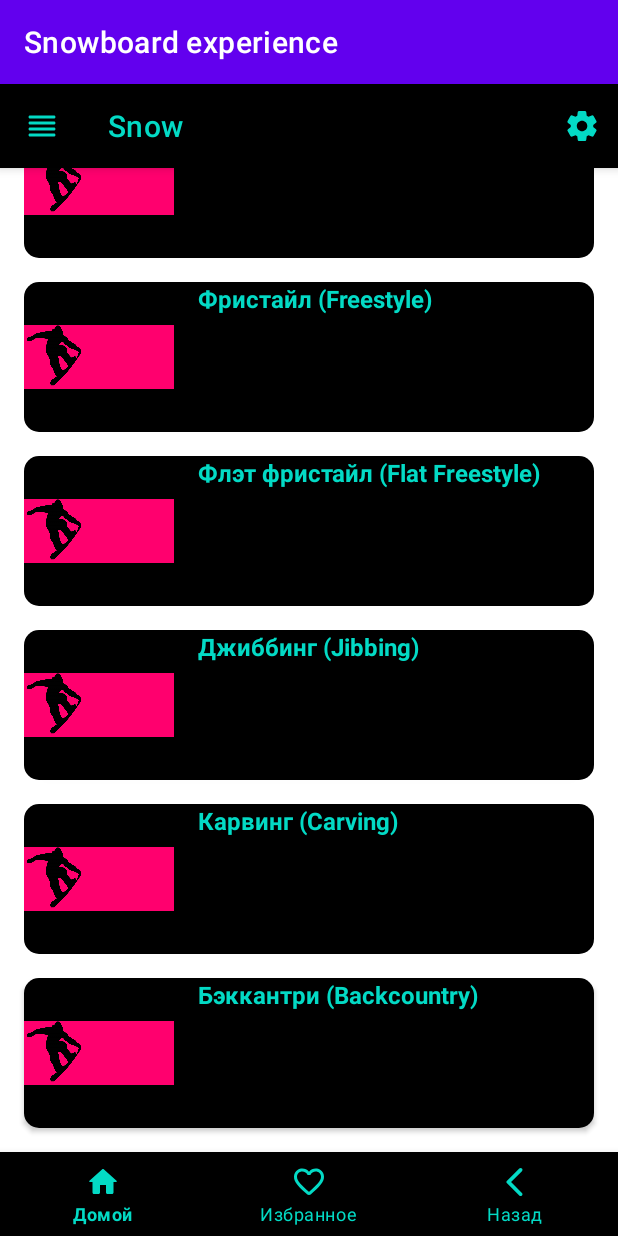
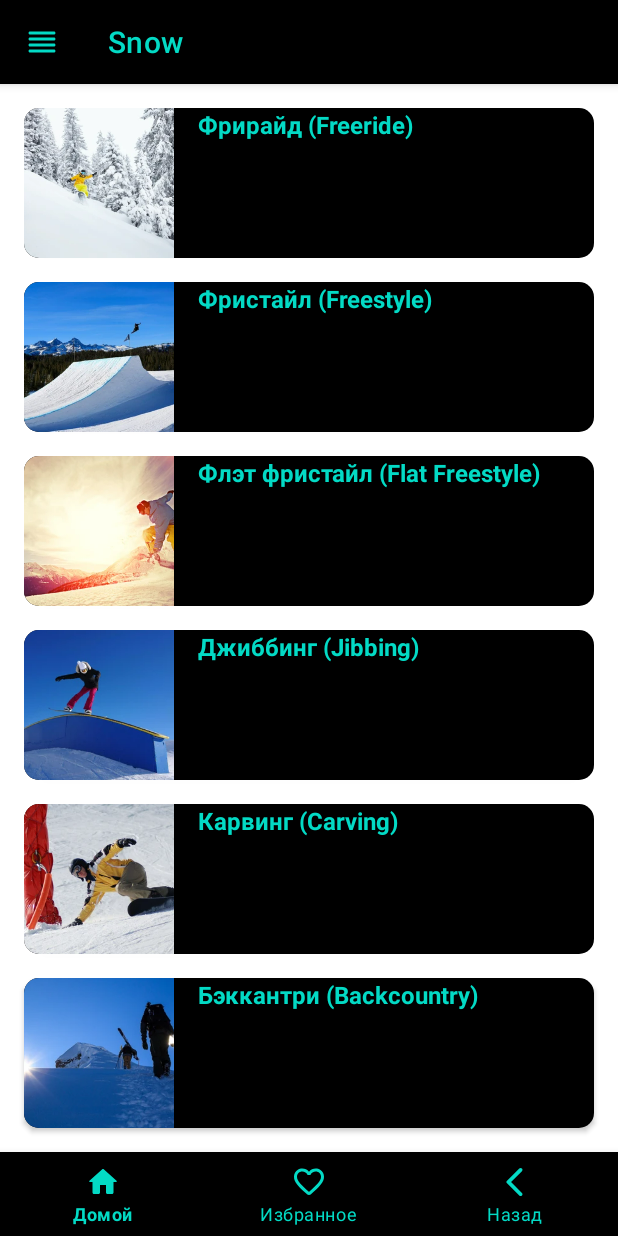
Before and after one commit to olegAmbr/SnowboardExperience, an Android app: the screen it shows after launch (MainActivity), after a tap on "КАТАНИЕ, ТЕХНИКА", on a phone screen of 412 x 824 dp. Run offline under Robolectric (Android 15) with nearby library versions, the phone set to English and light mode, and no system bars; our stand-ins replace Dagger/Hilt's generated code, data binding.

Commit message:
Sprint_5

```diff
--- a/app/src/main/java/di/MainActivity.kt
+++ b/app/src/main/java/di/MainActivity.kt
@@ -18,6 +18,12 @@ class MainActivity : AppCompatActivity() {
         binding = ActivityMainBinding.inflate(layoutInflater)
         setContentView(binding.root)
 
+        // Установить Toolbar как ActionBar
+        setSupportActionBar(binding.topAppBarMenu)
+
+        // Установить своё собственное название для активити
+        supportActionBar?.title = "Snow"
+
         if (savedInstanceState == null) {
             // При первом создании активности добавляем MainFragment в контейнер
             supportFragmentManager.beginTransaction()
@@ -37,6 +43,7 @@ class MainActivity : AppCompatActivity() {
                 .commit()
         }
 
+
     }
     fun navigateTo(fragment: Fragment) {
         supportFragmentManager.beginTransaction()
--- a/app/src/main/java/di/SkiingTechFragment.kt
+++ b/app/src/main/java/di/SkiingTechFragment.kt
@@ -18,15 +18,15 @@ class SkiingTechFragment : Fragment() {
     private val binding get() = _binding!!
 
     private val items = listOf(
-        TechItem("Фрирайд (Freeride)", R.drawable.skiing, "Фрирайд - это наиболее распространенный стиль катания на сноуборде. Райдеры, занимающиеся фрирайдом, предпочитают кататься вне трасс и наслаждаться естественными условиями горы. Они ищут свободные поверхности, свежий глубокий снег, необжитые участки и темные лесные трассы. Фрирайдеры стремятся кататься с максимальным контролем и безопасностью, выбирая оптимальные линии спуска по склонам горы."),
-        TechItem("Фристайл (Freestyle)", R.drawable.skiing, "Фристайл - это стиль катания, ориентированный на трюки и фигуры. Райдеры, занимающиеся фристайлом, предпочитают кататься на специально оборудованных снежных парках (snow park), где есть прыжки, рейлы, боксы и другие элементы для выполнения разнообразных трюков. Они выполняют вращения, флипы (перевороты), грабы (захваты) и другие сложные трюки, чтобы проявить свою креативность и мастерство."),
-        TechItem("Флэт фристайл (Flat Freestyle)", R.drawable.skiing, "Флэт фристайл - это стиль катания на сноуборде, который предполагает выполнение трюков и фигур на плоской поверхности без использования специальных препятствий, таких как прыжки или рейлы. Райдеры, занимающиеся флэт фристайлом, могут выполнять различные трюки, такие как грабы (захваты), вращения, перевороты и другие фигуры, используя плоские участки снега, равнины или небольшие барьеры.\n" +
+        TechItem("Фрирайд (Freeride)", R.drawable.freeride, "Фрирайд - это наиболее распространенный стиль катания на сноуборде. Райдеры, занимающиеся фрирайдом, предпочитают кататься вне трасс и наслаждаться естественными условиями горы. Они ищут свободные поверхности, свежий глубокий снег, необжитые участки и темные лесные трассы. Фрирайдеры стремятся кататься с максимальным контролем и безопасностью, выбирая оптимальные линии спуска по склонам горы."),
+        TechItem("Фристайл (Freestyle)", R.drawable.freestyle, "Фристайл - это стиль катания, ориентированный на трюки и фигуры. Райдеры, занимающиеся фристайлом, предпочитают кататься на специально оборудованных снежных парках (snow park), где есть прыжки, рейлы, боксы и другие элементы для выполнения разнообразных трюков. Они выполняют вращения, флипы (перевороты), грабы (захваты) и другие сложные трюки, чтобы проявить свою креативность и мастерство."),
+        TechItem("Флэт фристайл (Flat Freestyle)", R.drawable.flat_freestyle, "Флэт фристайл - это стиль катания на сноуборде, который предполагает выполнение трюков и фигур на плоской поверхности без использования специальных препятствий, таких как трамплины или рейлы. Райдеры, занимающиеся флэт фристайлом, могут выполнять различные трюки, такие как грабы (захваты), вращения, перевороты и другие фигуры, используя плоские участки снега, равнины или небольшие барьеры.\n" +
                 "\n" +
                 "В отличие от традиционного фристайла, который выполняется в специально оборудованных снежных парках с препятствиями, флэт фристайл предоставляет райдерам больше свободы и творчества, так как они могут выполнять трюки практически в любом месте на склоне."),
-        TechItem("Джиббинг (Jibbing)", R.drawable.skiing, "Джиббинг - это стиль катания, в котором акцент делается на скольжении и выполнении трюков на препятствиях, таких как боксы, рейлы, трубы и другие элементы в снежных парках или вне трассы. Райдеры, занимающиеся джиббингом, умело маневрируют по препятствиям, гриндят (скользят) по поверхностям и выполняют разнообразные трюки."),
-        TechItem("Карвинг (Carving)", R.drawable.skiing, "Карвинг - это стиль катания, в котором акцент делается на плавных и контролируемых поворотах. Райдеры, занимающиеся карвингом, используют жесткие сноуборды и специальные техники, чтобы создать глубокие и изящные повороты на склонах. Они активно переносят вес с канта на кант, что позволяет им поддерживать высокую скорость и отличную стабильность."),
-        TechItem("Бэккантри (Backcountry)", R.drawable.skiing, "Бэккантри - это стиль катания на сноуборде, связанный с катанием вне горнолыжных курортов и трасс. Райдеры, занимающиеся бэккантри, исследуют необжитые районы гор и глухие участки снега, часто с использованием специального снаряжения, такого как лавинные рюкзаки и лопаты. Они наслаждаются природной красотой гор и высокой степенью свободы, но это также требует хорошей подготовки и понимания лавинной безопасности."),
-        TechItem("Паудер (Powder)", R.drawable.skiing, "Паудер - это стиль катания, ориентированный на катание в глубоком снегу. Райдеры, занимающиеся паудером, ищут участки с мягким и свежим снегом, чтобы насладиться плавным и нежным катанием. Катание по глубокому снегу предоставляет особое удовольствие и уникальные ощущения для райдеров, и это требует некоторого опыта и навыков для успешного спуска.")
+        TechItem("Джиббинг (Jibbing)", R.drawable.jibbing, "Джиббинг - это стиль катания, в котором акцент делается на скольжении и выполнении трюков на препятствиях, таких как боксы, рейлы, трубы и другие элементы в снежных парках или вне трассы. Райдеры, занимающиеся джиббингом, умело маневрируют по препятствиям, гриндят (скользят) по поверхностям и выполняют разнообразные трюки."),
+        TechItem("Карвинг (Carving)", R.drawable.carving, "Карвинг - это стиль катания, в котором акцент делается на плавных и контролируемых поворотах. Райдеры, занимающиеся карвингом, используют жесткие сноуборды и специальные техники, чтобы создать глубокие и изящные повороты на склонах. Они активно переносят вес с канта на кант, что позволяет им поддерживать высокую скорость и отличную стабильность."),
+        TechItem("Бэккантри (Backcountry)", R.drawable.backcountry, "Бэккантри - это стиль катания на сноуборде, связанный с катанием вне горнолыжных курортов и трасс. Райдеры, занимающиеся бэккантри, исследуют необжитые районы гор и глухие участки снега, часто с использованием специального снаряжения, такого как лавинные рюкзаки и лопаты. Они наслаждаются природной красотой гор и высокой степенью свободы, но это также требует хорошей подготовки и понимания лавинной безопасности."),
+        TechItem("Паудер (Powder)", R.drawable.powder, "Паудер - это стиль катания, ориентированный на катание в глубоком снегу. Райдеры, занимающиеся паудером, ищут участки с мягким и свежим снегом, чтобы насладиться плавным и нежным катанием. Катание по глубокому снегу предоставляет особое удовольствие и уникальные ощущения для райдеров, и это требует некоторого опыта и навыков для успешного спуска.")
 
     )
 
@@ -78,7 +78,7 @@ class SkiingTechFragment : Fragment() {
 /*val techItems = listOf(
     TechItem("Фрирайд (Freeride)", R.drawable.skiing, "Фрирайд - это наиболее распространенный стиль катания на сноуборде. Райдеры, занимающиеся фрирайдом, предпочитают кататься вне трасс и наслаждаться естественными условиями горы. Они ищут свободные поверхности, свежий глубокий снег, необжитые участки и темные лесные трассы. Фрирайдеры стремятся кататься с максимальным контролем и безопасностью, выбирая оптимальные линии спуска по склонам горы."),
     TechItem("Фристайл (Freestyle)", R.drawable.skiing, "Фристайл - это стиль катания, ориентированный на трюки и фигуры. Райдеры, занимающиеся фристайлом, предпочитают кататься на специально оборудованных снежных парках (snow park), где есть прыжки, рейлы, боксы и другие элементы для выполнения разнообразных трюков. Они выполняют вращения, флипы (перевороты), грабы (захваты) и другие сложные трюки, чтобы проявить свою креативность и мастерство."),
-    TechItem("Флэт фристайл (Flat Freestyle)", R.drawable.skiing, "Флэт фристайл - это стиль катания на сноуборде, который предполагает выполнение трюков и фигур на плоской поверхности без использования специальных препятствий, таких как прыжки или рейлы. Райдеры, занимающиеся флэт фристайлом, могут выполнять различные трюки, такие как грабы (захваты), вращения, перевороты и другие фигуры, используя плоские участки снега, равнины или небольшие барьеры.\n" +
+    TechItem("Флэт фристайл (Flat Freestyle)", R.drawable.skiing, "Флэт фристайл - это стиль катания на сноуборде, который предполагает выполнение трюков и фигур на плоской поверхности без использования специальных препятствий, таких как трамплины или рейлы. Райдеры, занимающиеся флэт фристайлом, могут выполнять различные трюки, такие как грабы (захваты), вращения, перевороты и другие фигуры, используя плоские участки снега, равнины или небольшие барьеры.\n" +
             "\n" +
             "В отличие от традиционного фристайла, который выполняется в специально оборудованных снежных парках с препятствиями, флэт фристайл предоставляет райдерам больше свободы и творчества, так как они могут выполнять трюки практически в любом месте на склоне."),
     TechItem("Джиббинг (Jibbing)", R.drawable.skiing, "Джиббинг - это стиль катания, в котором акцент делается на скольжении и выполнении трюков на препятствиях, таких как боксы, рейлы, трубы и другие элементы в снежных парках или вне трассы. Райдеры, занимающиеся джиббингом, умело маневрируют по препятствиям, гриндят (скользят) по поверхностям и выполняют разнообразные трюки."),
--- a/app/src/main/res/layout/activity_main.xml
+++ b/app/src/main/res/layout/activity_main.xml
@@ -28,7 +28,7 @@
         <FrameLayout
             android:id="@+id/container"
             android:layout_width="match_parent"
-            android:layout_height="match_parent"
+            android:layout_height="0dp"
             app:layout_constraintBottom_toTopOf="@id/bottomNavigationMenu"
             app:layout_constraintTop_toBottomOf="@id/appTopBar" />
 
@@ -42,9 +42,5 @@
             app:labelVisibilityMode="labeled"
             app:layout_constraintBottom_toBottomOf="parent"
             app:menu="@menu/navigation" />
-
     </androidx.constraintlayout.widget.ConstraintLayout>
-
-
-
 </layout>
--- a/app/src/main/res/layout/fragment_home.xml
+++ b/app/src/main/res/layout/fragment_home.xml
@@ -81,7 +81,7 @@
             android:text="@string/places"
             android:textSize="25sp"
             android:gravity="end|center_vertical"
-            android:textColor="@color/teal_200"
+            android:textColor="@color/teal_700"
             app:layout_constraintBottom_toBottomOf="parent"
             app:layout_constraintEnd_toEndOf="parent"
             app:layout_constraintStart_toStartOf="parent"
--- a/app/src/main/res/layout/tech_item.xml
+++ b/app/src/main/res/layout/tech_item.xml
@@ -24,7 +24,8 @@
         android:id="@+id/techItemImage"
         android:layout_width="100dp"
         android:layout_height="100dp"
-        tools:ignore="MissingConstraints" />
+        tools:ignore="MissingConstraints"
+        android:scaleType="centerCrop" />
 
     <TextView
         android:id="@+id/techItemTitle"
--- a/app/src/main/res/values/strings.xml
+++ b/app/src/main/res/values/strings.xml
@@ -6,12 +6,11 @@
     <string name="favorites">Избранное</string>
     <string name="back">Назад</string>
     <string name="menu_settings_title">Snow</string>
-    <string name="skiing">КАТАНИЕ,
-        ТЕХНИКА</string>
+    <string name="skiing">КАТАНИЕ,\nТЕХНИКА</string>
     <string name="equip">СНАРЯЖЕНИЕ</string>
     <string name="conditions">УСЛОВИЯ
         КАТАНИЯ</string>
-    <string name="places">ГОРНОЛЫЖНЫЕ КУРОРТЫ</string>
+    <string name="places">ГОРНОЛЫЖНЫЕ\nКУРОРТЫ</string>
     <string name="fab_favorites_description">В избранное</string>
     <string name="share_action_description">Поделиться</string>
 </resources>
--- a/app/src/main/res/values/themes.xml
+++ b/app/src/main/res/values/themes.xml
@@ -12,5 +12,6 @@
         <!-- Status bar color. -->
         <item name="android:statusBarColor">?attr/colorPrimaryVariant</item>
         <!-- Customize your theme here. -->
+        <item name="windowNoTitle">true</item>
     </style>
 </resources>
--- a/gradle.properties
+++ b/gradle.properties
@@ -23,3 +23,4 @@ kotlin.code.style=official
 android.nonTransitiveRClass=true
 android.enableJetifier=true
 kapt.use.worker.api=false
+org.gradle.unsafe.configuration-cache=true
```
Also changed, not shown: app/src/main/res/drawable/backcountry.webp (added), app/src/main/res/drawable/carving.webp (added), app/src/main/res/drawable/flat_freestyle.webp (added), app/src/main/res/drawable/freeride.webp (added), app/src/main/res/drawable/freestyle.webp (added), app/src/main/res/drawable/jibbing.webp (added), app/src/main/res/drawable/powder.webp (added).
